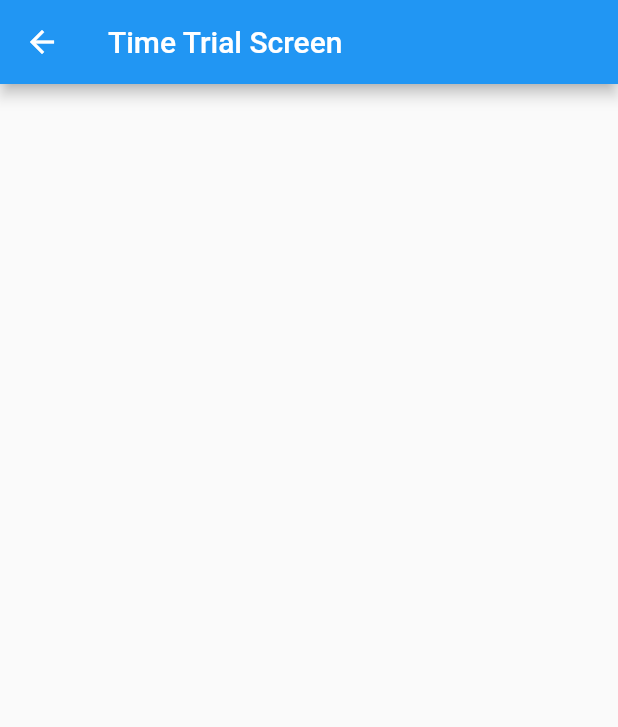
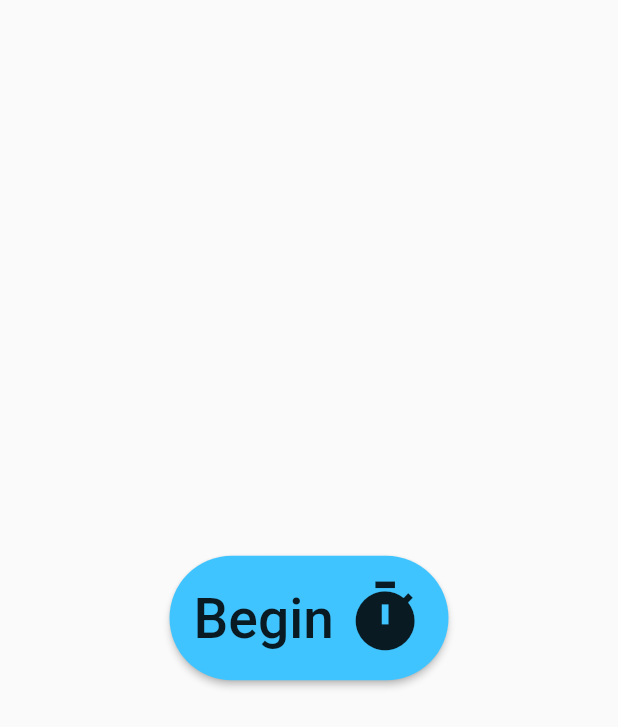
Before and after one commit to john1000jk/24-Challenge-App, a Flutter app: the screen it shows after launch, after a tap on "Time Trial", on a phone screen of 412 x 824 dp. Shown: the top 727 px of the screen. Run offline on Flutter 3.47's test engine with Material 2 defaults, Android fonts, the phone set to English and light mode, and no system bars; our stand-ins replace auto_size_text, csv, material_design_icons_flutter.

Commit message:
Added few new features (begin screen, fade animations, etc.)

```diff
--- /dev/null
+++ b/lib/begin_screen.dart
@@ -0,0 +1,67 @@
+import 'package:flutter/cupertino.dart';
+import 'package:flutter/material.dart';
+import './main.dart';
+import './normal.dart';
+import './transitions.dart';
+
+class BeginScreen extends StatefulWidget {
+  String route;
+  BeginScreen(this.route);
+
+  @override
+  _BeginState createState() => _BeginState();
+}
+
+class _BeginState extends State<BeginScreen> with TickerProviderStateMixin {
+
+  bool reveal = true;
+  bool done = false;
+  Color _color = Colors.lightBlueAccent;
+
+  @override
+  Widget build(BuildContext context) {
+    double _width = MediaQuery.of(context).size.width;
+    double _height = MediaQuery.of(context).size.height;
+
+    return Scaffold(
+      body: Column(
+        mainAxisAlignment: MainAxisAlignment.center,
+        mainAxisSize: MainAxisSize.max,
+        children: <Widget>[
+          Center(
+            child: Container(
+              width: _width/2,
+              height: _height/8,
+              padding: EdgeInsets.all(10),
+              child: RaisedButton(
+                shape: RoundedRectangleBorder(
+                  borderRadius: BorderRadius.circular(100),
+                ),
+                color: Colors.lightBlueAccent,
+                onPressed: () {
+                  reveal = true;
+                  Navigator.pushReplacementNamed(context, '/normal');
+                },
+                child: ConstrainedBox(
+                  constraints: BoxConstraints.expand(),
+                  child: FittedBox(
+                    fit: BoxFit.contain,
+                    child: Row(
+                          mainAxisSize: MainAxisSize.min,
+                          mainAxisAlignment: MainAxisAlignment.center,
+                          children: <Widget>[
+                            Text("Begin"),
+                            SizedBox(width: 3),
+                            Icon(Icons.timer, size: 20),
+                          ],
+                        ),
+                  ),
+                ),
+              ),
+            ),
+          )
+        ],
+      ),
+    );
+  }
+}
--- a/lib/csv_reader.dart
+++ b/lib/csv_reader.dart
@@ -6,9 +6,10 @@ import 'dart:math';
 
 class Database {
 
-static List<List<dynamic>> venueDB;
+static List<List<dynamic>> venueDB = [];
 static List<List<double>> _combos;
 static List<List<String>> _solutions;
+static bool isLoaded = false;
 
 static List<List<double>> getCombos(){
   return Database._combos;
@@ -52,6 +53,8 @@ static fetchVenueDatabase() async{
   }
   Database._combos = startingNums;
   Database._solutions = totalSolutions;
+  Database.isLoaded = true;
+  print("I finished");
   }
 }
 
--- a/lib/home.dart
+++ b/lib/home.dart
@@ -1,11 +1,14 @@
 import 'package:flutter/material.dart';
 import './main.dart';
 import './csv_reader.dart';
+import './transitions.dart';
 
 class Home extends StatelessWidget {
   Widget build(BuildContext context) {
     double _width = MediaQuery.of(context).size.width;
     double _height = MediaQuery.of(context).size.height;
+    bool _normalClicked = false;
+    bool _timeTrialClicked = false;
     return Center(
       child: Column(
         mainAxisSize: MainAxisSize.min,
@@ -14,8 +17,19 @@ class Home extends StatelessWidget {
           RaisedButton(
             textColor: Colors.white,
             padding: const EdgeInsets.all(0.0),
-            onPressed: () {
-              Navigator.pushNamed(context, '/time_trial');
+            onPressed: () async {
+              if (!_timeTrialClicked) {
+                _timeTrialClicked = true;
+                if (Database.isLoaded) {
+                  _timeTrialClicked = false;
+                  Navigator.pushNamed(context, '/begin_screen1');
+                } else {
+                  await Database.fetchVenueDatabase().then((result) {
+                    _timeTrialClicked = false;
+                    Navigator.pushNamed(context, '/begin_screen1');
+                  });
+                }
+              }
             },
             child: Container(
               decoration: const BoxDecoration(
@@ -32,15 +46,16 @@ class Home extends StatelessWidget {
               padding: const EdgeInsets.all(10.0),
               child: Container(
                 width: _width - 60,
-                height: _height/7,
-                child: FittedBox (
+                height: _height / 7,
+                child: FittedBox(
                   fit: BoxFit.contain,
                   child: Row(
                     mainAxisAlignment: MainAxisAlignment.center,
                     crossAxisAlignment: CrossAxisAlignment.center,
                     children: <Widget>[
                       Padding(
-                        padding: const EdgeInsets.only(top: 2.0, right: 2.0, bottom: 2.0),
+                        padding: const EdgeInsets.only(
+                            top: 2.0, right: 2.0, bottom: 2.0),
                         child: Icon(
                           Icons.timer,
                           color: Colors.white,
@@ -66,8 +81,14 @@ class Home extends StatelessWidget {
           RaisedButton(
             textColor: Colors.white,
             padding: const EdgeInsets.all(0.0),
-            onPressed: () {
-              Navigator.pushNamed(context, '/normal');
+            onPressed: () async {
+              if (!_normalClicked) {
+                _normalClicked = true;
+                await Database.fetchVenueDatabase().then((result) {
+                  _normalClicked = false;
+                  Navigator.pushNamed(context, '/normal');
+                });
+              }
             },
             child: Container(
               decoration: const BoxDecoration(
@@ -84,15 +105,16 @@ class Home extends StatelessWidget {
               padding: const EdgeInsets.all(10.0),
               child: Container(
                 width: _width - 60,
-                height: _height/7,
-                child: FittedBox (
+                height: _height / 7,
+                child: FittedBox(
                   fit: BoxFit.contain,
                   child: Row(
                     mainAxisAlignment: MainAxisAlignment.center,
                     crossAxisAlignment: CrossAxisAlignment.center,
                     children: <Widget>[
                       Padding(
-                        padding: const EdgeInsets.only(top: 2.0, right: 2.0, bottom: 2.0),
+                        padding: const EdgeInsets.only(
+                            top: 2.0, right: 2.0, bottom: 2.0),
                         child: Icon(
                           Icons.border_all,
                           color: Colors.white,
--- a/lib/main.dart
+++ b/lib/main.dart
@@ -1,19 +1,32 @@
 import 'package:flutter/material.dart';
+import 'package:twenty_four_game/begin_screen.dart';
+import 'package:twenty_four_game/transitions.dart';
 import './home.dart';
 import './time_trial.dart';
 import './normal.dart';
+import './how_to_play.dart';
 import './csv_reader.dart';
+import './numbers.dart';
 import 'dart:async' show Future;
 
 
-void main() async {
+void main() {
   runApp(MyApp());
-  await Database.fetchVenueDatabase();
 }
 
 class MyApp extends StatelessWidget {
   Widget build(BuildContext context) {
-    return MaterialApp(
+    return StatefulWrapper(
+      onInit: () async {
+        await Database.fetchVenueDatabase().then((result) {
+          Normal();
+        });
+      },
+      child: MaterialApp(
+        theme: ThemeData(
+          primaryColor: Colors.blue,
+          accentColor: Colors.white,
+        ),
         home: Scaffold(
           appBar: AppBar(
             title: Text("24 Challenge"),
@@ -23,9 +36,50 @@ class MyApp extends StatelessWidget {
         initialRoute: '/',
         routes: {
           // When navigating to the "/timetrial" route, build the SecondScreen widget.
-        '/time_trial': (context) => TimeTrial(),
-        '/normal': (context) => Normal(),
+          '/how_to_play': (context) => HowToPlay(),
         },
+        onGenerateRoute: (RouteSettings settings) {
+          switch (settings.name) {
+            case '/':
+              return MaterialPageRoute(builder: (context)=> Home());
+              break;
+            case '/normal':
+              return FadeRoute(page: Normal());
+              break;
+            case '/time_trial':
+              return FadeRoute(page: TimeTrial());
+              break;
+            case '/begin_screen1':
+              return MaterialPageRoute(builder: (context) => BeginScreen('/time_trial'));
+              break;
+            case '/begin_screen2':
+              return MaterialPageRoute(builder: (context) => BeginScreen('/normal'));
+              break;
+          }
+          return MaterialPageRoute(builder: (context) => Home());
+        },
+      ),
     );
   }
 }
+
+class StatefulWrapper extends StatefulWidget {
+  final Function onInit;
+  final Widget child;
+  const StatefulWrapper({@required this.onInit, @required this.child});
+  @override
+  _StatefulWrapperState createState() => _StatefulWrapperState();
+}
+class _StatefulWrapperState extends State<StatefulWrapper> {
+  @override
+  void initState() {
+    if(widget.onInit != null) {
+      widget.onInit();
+    }
+    super.initState();
+  }
+  @override
+  Widget build(BuildContext context) {
+    return widget.child;
+  }
+}
--- a/lib/time_trial.dart
+++ b/lib/time_trial.dart
@@ -1,4 +1,5 @@
 import 'package:flutter/material.dart';
+import 'package:twenty_four_game/begin_screen.dart';
 import './home.dart';
 import './time_trial.dart';
 import './normal.dart';
@@ -11,6 +12,7 @@ class TimeTrial extends StatelessWidget {
         title: Text(
             'Time Trial Screen'),
       ),
+      body: Container(),
     );
   }
 
--- /dev/null
+++ b/lib/transitions.dart
@@ -0,0 +1,25 @@
+import 'package:flutter/material.dart';
+import 'package:flutter/cupertino.dart';
+
+class FadeRoute extends PageRouteBuilder {
+  final Widget page;
+  FadeRoute({this.page})
+      : super(
+    pageBuilder: (
+        BuildContext context,
+        Animation<double> animation,
+        Animation<double> secondaryAnimation,
+        ) =>
+    page,
+    transitionsBuilder: (
+        BuildContext context,
+        Animation<double> animation,
+        Animation<double> secondaryAnimation,
+        Widget child,
+        ) =>
+        FadeTransition(
+          opacity: animation,
+          child: child,
+        ),
+  );
+}
```
Also changed, not shown: lib/how_to_play.dart (added, +10 -0 lines), lib/normal.dart (+2 -9 lines), lib/num_button.dart (+17 -12 lines), lib/numbers.dart (+50 -57 lines), lib/op_button.dart (+8 -3 lines), lib/operation.dart (added, +13 -0 lines). Lines whose indentation alone changed are shown as unchanged.
